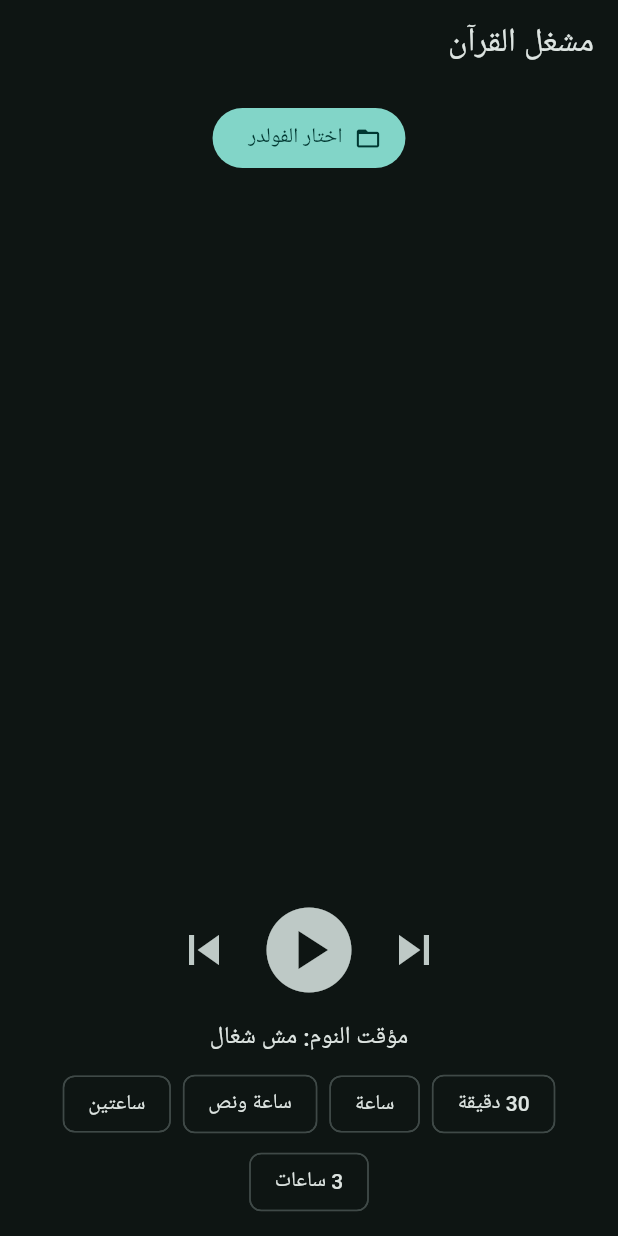
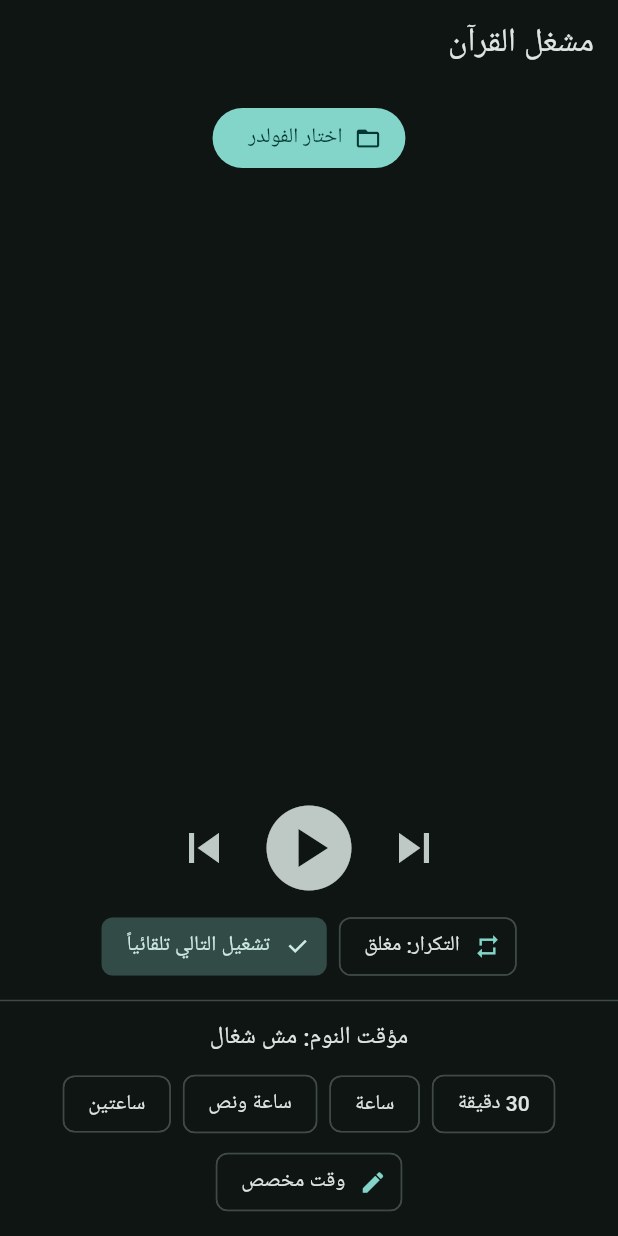
Before and after one commit to Zeyad-Ahmed10/Player, a Flutter app: the screen it shows after launch, after a tap on "اختار الفولدر", on a phone screen of 412 x 824 dp. Run offline on Flutter 3.47's test engine with Material 3 defaults, Android fonts, the phone set to English and light mode, and no system bars; our stand-ins replace file_picker, just_audio, just_audio_background, permission_handler.

Commit message:
Implement loop mode and user action features
Added loop mode and user action handling to player controls.

```diff
--- a/lib/main.dart
+++ b/lib/main.dart
@@ -54,18 +54,33 @@ class _HomeState extends State<Home> {
   DateTime? endAt;
   Duration? left;
 
+  LoopMode loop = LoopMode.off;
+  bool autoNext = true;
+  bool userSkip = false;
+  int? lastIndex;
+
   static const presets = <String, int>{
     '30 دقيقة': 30,
     'ساعة': 60,
     'ساعة ونص': 90,
     'ساعتين': 120,
-    '3 ساعات': 180,
   };
 
   @override
   void initState() {
     super.initState();
     if (Platform.isAndroid) Permission.notification.request();
+    player.currentIndexStream.listen((i) {
+      if (i != null &&
+          lastIndex != null &&
+          i != lastIndex &&
+          !autoNext &&
+          !userSkip) {
+        player.pause();
+        player.seek(Duration.zero, index: i);
+      }
+      lastIndex = i;
+    });
   }
 
   @override
@@ -89,6 +104,31 @@ class _HomeState extends State<Home> {
   void msg(String t) {
     if (!mounted) return;
     ScaffoldMessenger.of(context).showSnackBar(SnackBar(content: Text(t)));
+  }
+
+  void userAction(void Function() f) {
+    userSkip = true;
+    f();
+    Future.delayed(const Duration(milliseconds: 800), () => userSkip = false);
+  }
+
+  String get loopLabel => loop == LoopMode.off
+      ? 'التكرار: مغلق'
+      : loop == LoopMode.all
+          ? 'التكرار: كل الملفات'
+          : 'التكرار: الملف الحالي';
+
+  IconData get loopIcon =>
+      loop == LoopMode.one ? Icons.repeat_one : Icons.repeat;
+
+  void cycleLoop() {
+    final next = loop == LoopMode.off
+        ? LoopMode.all
+        : loop == LoopMode.all
+            ? LoopMode.one
+            : LoopMode.off;
+    player.setLoopMode(next);
+    setState(() => loop = next);
   }
 
   Future<void> pickFolder() async {
@@ -115,23 +155,27 @@ class _HomeState extends State<Home> {
       }
 
       await player.stop();
+      lastIndex = null;
       final sources = found
           .map((f) => AudioSource.file(
                 f.path,
                 tag: MediaItem(id: f.path, title: nameOf(f)),
               ))
           .toList();
+      userSkip = true;
       await player.setAudioSource(
         ConcatenatingAudioSource(children: sources),
         initialIndex: 0,
         initialPosition: Duration.zero,
       );
-      await player.setLoopMode(LoopMode.all);
+      await player.setLoopMode(loop);
       setState(() {
         folder = dir;
         files = found;
       });
       player.play();
+      Future.delayed(
+          const Duration(milliseconds: 800), () => userSkip = false);
     } catch (e) {
       msg('حصل خطأ: $e');
     }
@@ -148,6 +192,54 @@ class _HomeState extends State<Home> {
     });
     setState(() => left = d);
     msg('التطبيق هيقفل بعد ${fmt(d)}');
+  }
+
+  Future<void> customTime() async {
+    final h = TextEditingController(text: '0');
+    final m = TextEditingController(text: '30');
+    final ok = await showDialog<bool>(
+      context: context,
+      builder: (c) => AlertDialog(
+        title: const Text('حدد الوقت'),
+        content: Row(
+          children: [
+            Expanded(
+              child: TextField(
+                controller: h,
+                keyboardType: TextInputType.number,
+                decoration: const InputDecoration(labelText: 'ساعات'),
+              ),
+            ),
+            const SizedBox(width: 12),
+            Expanded(
+              child: TextField(
+                controller: m,
+                keyboardType: TextInputType.number,
+                decoration: const InputDecoration(labelText: 'دقائق'),
+              ),
+            ),
+          ],
+        ),
+        actions: [
+          TextButton(
+              onPressed: () => Navigator.pop(c, false),
+              child: const Text('إلغاء')),
+          FilledButton(
+              onPressed: () => Navigator.pop(c, true),
+              child: const Text('ابدأ')),
+        ],
+      ),
+    );
+    if (ok != true) return;
+    final d = Duration(
+      hours: int.tryParse(h.text) ?? 0,
+      minutes: int.tryParse(m.text) ?? 0,
+    );
+    if (d.inSeconds <= 0) {
+      msg('اكتب وقت صحيح');
+      return;
+    }
+    setSleep(d);
   }
 
   void cancelSleep() {
@@ -201,7 +293,7 @@ class _HomeState extends State<Home> {
                           i == cur ? Icons.graphic_eq : Icons.music_note),
                       title: Text(nameOf(files[i])),
                       onTap: () {
-                        player.seek(Duration.zero, index: i);
+                        userAction(() => player.seek(Duration.zero, index: i));
                         player.play();
                       },
                     ),
@@ -220,7 +312,7 @@ class _HomeState extends State<Home> {
                     IconButton(
                       iconSize: 40,
                       icon: const Icon(Icons.skip_previous),
-                      onPressed: player.seekToPrevious,
+                      onPressed: () => userAction(player.seekToPrevious),
                     ),
                     IconButton(
                       iconSize: 68,
@@ -231,14 +323,34 @@ class _HomeState extends State<Home> {
                     IconButton(
                       iconSize: 40,
                       icon: const Icon(Icons.skip_next),
-                      onPressed: player.seekToNext,
+                      onPressed: () => userAction(player.seekToNext),
                     ),
                   ],
                 );
               },
             ),
             Padding(
-              padding: const EdgeInsets.fromLTRB(12, 4, 12, 12),
+              padding: const EdgeInsets.symmetric(horizontal: 12),
+              child: Wrap(
+                spacing: 8,
+                alignment: WrapAlignment.center,
+                children: [
+                  ActionChip(
+                    avatar: Icon(loopIcon, size: 18),
+                    label: Text(loopLabel),
+                    onPressed: cycleLoop,
+                  ),
+                  FilterChip(
+                    label: const Text('تشغيل التالي تلقائياً'),
+                    selected: autoNext,
+                    onSelected: (v) => setState(() => autoNext = v),
+                  ),
+                ],
+              ),
+            ),
+            const Divider(height: 24),
+            Padding(
+              padding: const EdgeInsets.fromLTRB(12, 0, 12, 12),
               child: Column(
                 children: [
                   Text(
@@ -259,6 +371,11 @@ class _HomeState extends State<Home> {
                           onPressed: () =>
                               setSleep(Duration(minutes: e.value)),
                         ),
+                      ActionChip(
+                        avatar: const Icon(Icons.edit, size: 18),
+                        label: const Text('وقت مخصص'),
+                        onPressed: customTime,
+                      ),
                       if (left != null)
                         ActionChip(
                           label: const Text('إلغاء المؤقت'),
```
